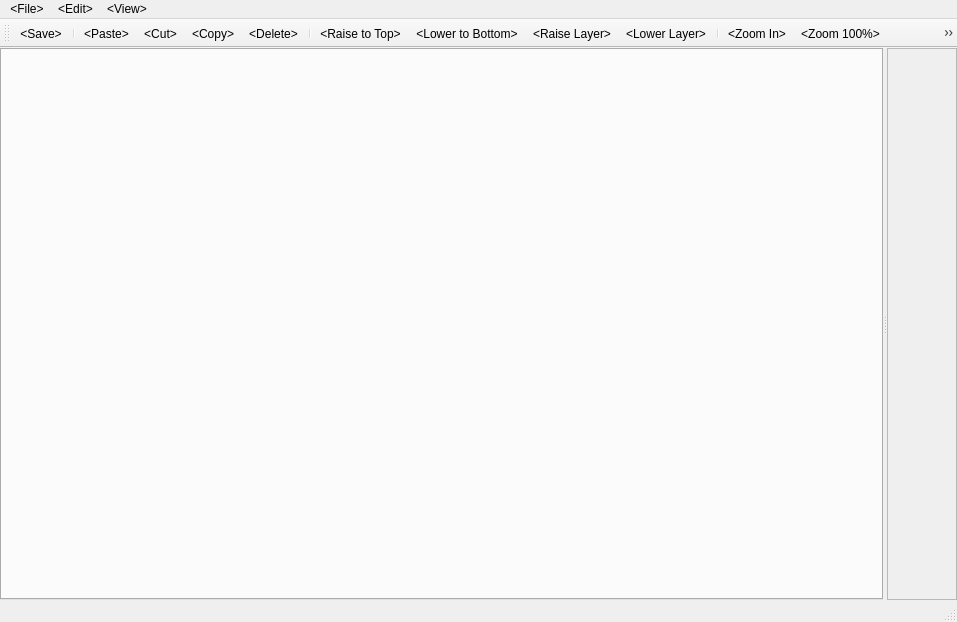
This is leveleditorwindow.ui in ExplosBlue/CoinKiller as Qt 5 draws it before an edit. The edited form follows.
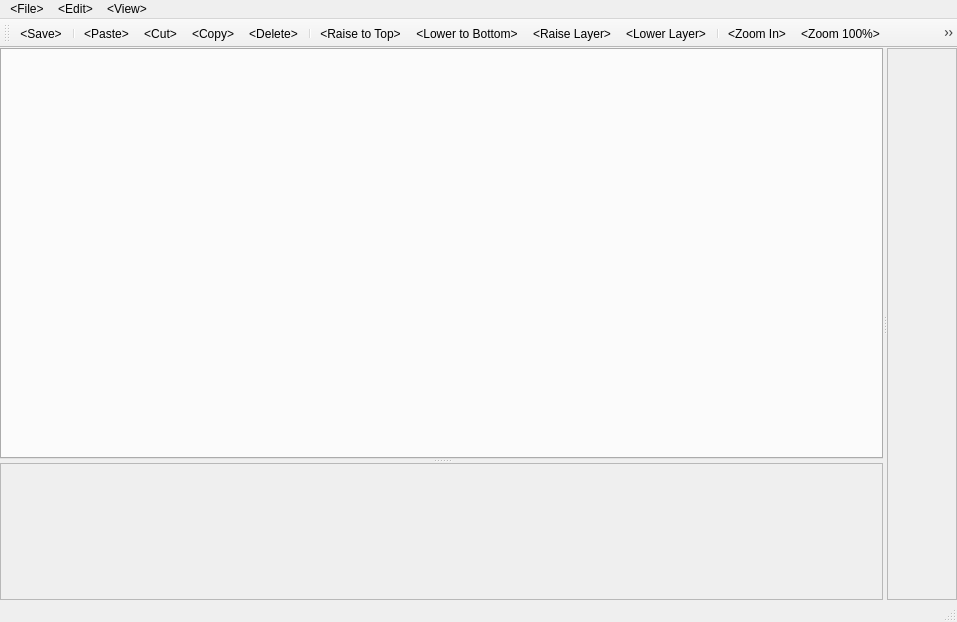
This is the edited form.

Diff of the .ui file:
```diff
--- a/leveleditorwindow.ui
+++ b/leveleditorwindow.ui
@@ -36,15 +36,38 @@
        <enum>Qt::Horizontal</enum>
       </property>
       <widget class="QWidget" name="sidebar" native="true">
-       <layout class="QHBoxLayout" name="horizontalLayout_6">
-        <property name="bottomMargin">
-         <number>0</number>
-        </property>
+       <layout class="QVBoxLayout" name="verticalLayout_2">
         <item>
-         <widget class="QTabWidget" name="sidebarTabWidget">
-          <property name="currentIndex">
-           <number>-1</number>
+         <widget class="QSplitter" name="splitter_2">
+          <property name="orientation">
+           <enum>Qt::Vertical</enum>
           </property>
+          <widget class="QTabWidget" name="sidebarTabWidget">
+           <property name="currentIndex">
+            <number>-1</number>
+           </property>
+          </widget>
+          <widget class="QScrollArea" name="miniMap">
+           <property name="verticalScrollBarPolicy">
+            <enum>Qt::ScrollBarAlwaysOff</enum>
+           </property>
+           <property name="horizontalScrollBarPolicy">
+            <enum>Qt::ScrollBarAlwaysOff</enum>
+           </property>
+           <property name="widgetResizable">
+            <bool>true</bool>
+           </property>
+           <widget class="QWidget" name="scrollAreaWidgetContents_3">
+            <property name="geometry">
+             <rect>
+              <x>0</x>
+              <y>0</y>
+              <width>861</width>
+              <height>281</height>
+             </rect>
+            </property>
+           </widget>
+          </widget>
          </widget>
         </item>
        </layout>
```
